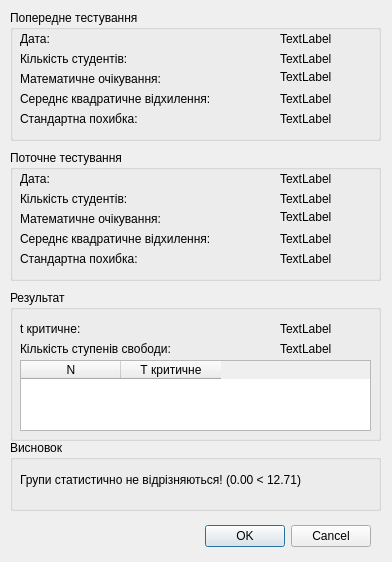
SeregaGomen/LTest, file resultdialog.ui: the form before one commit.
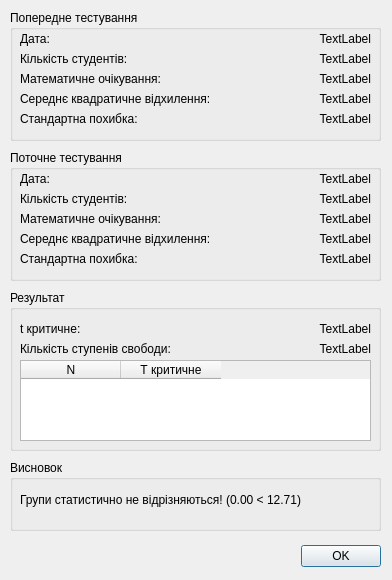
The form after the commit.

What changed in the file:
```diff
--- a/resultdialog.ui
+++ b/resultdialog.ui
@@ -7,17 +7,29 @@
     <x>0</x>
     <y>0</y>
     <width>392</width>
-    <height>562</height>
+    <height>580</height>
    </rect>
   </property>
+  <property name="minimumSize">
+   <size>
+    <width>392</width>
+    <height>580</height>
+   </size>
+  </property>
+  <property name="maximumSize">
+   <size>
+    <width>392</width>
+    <height>580</height>
+   </size>
+  </property>
   <property name="windowTitle">
    <string>Dialog</string>
   </property>
   <widget class="QDialogButtonBox" name="buttonBox">
    <property name="geometry">
     <rect>
-     <x>180</x>
-     <y>520</y>
+     <x>190</x>
+     <y>540</y>
      <width>191</width>
      <height>32</height>
     </rect>
@@ -26,7 +38,7 @@
     <enum>Qt::Horizontal</enum>
    </property>
    <property name="standardButtons">
-    <set>QDialogButtonBox::Cancel|QDialogButtonBox::Ok</set>
+    <set>QDialogButtonBox::Ok</set>
    </property>
   </widget>
   <widget class="QGroupBox" name="groupBox_2">
@@ -66,6 +78,9 @@
     <property name="text">
      <string>TextLabel</string>
     </property>
+    <property name="alignment">
+     <set>Qt::AlignRight|Qt::AlignTrailing|Qt::AlignVCenter</set>
+    </property>
    </widget>
    <widget class="QLabel" name="label_4">
     <property name="geometry">
@@ -92,19 +107,25 @@
     <property name="text">
      <string>TextLabel</string>
     </property>
+    <property name="alignment">
+     <set>Qt::AlignRight|Qt::AlignTrailing|Qt::AlignVCenter</set>
+    </property>
    </widget>
    <widget class="QLabel" name="lbBeginExpect">
     <property name="geometry">
      <rect>
       <x>270</x>
-      <y>57</y>
+      <y>60</y>
       <width>91</width>
-      <height>20</height>
+      <height>17</height>
      </rect>
     </property>
     <property name="text">
      <string>TextLabel</string>
     </property>
+    <property name="alignment">
+     <set>Qt::AlignRight|Qt::AlignTrailing|Qt::AlignVCenter</set>
+    </property>
    </widget>
    <widget class="QLabel" name="label_7">
     <property name="geometry">
@@ -144,6 +165,9 @@
     <property name="text">
      <string>TextLabel</string>
     </property>
+    <property name="alignment">
+     <set>Qt::AlignRight|Qt::AlignTrailing|Qt::AlignVCenter</set>
+    </property>
    </widget>
    <widget class="QLabel" name="lbBeginError">
     <property name="geometry">
@@ -157,6 +181,9 @@
     <property name="text">
      <string>TextLabel</string>
     </property>
+    <property name="alignment">
+     <set>Qt::AlignRight|Qt::AlignTrailing|Qt::AlignVCenter</set>
+    </property>
    </widget>
    <widget class="QLabel" name="label_11">
     <property name="geometry">
@@ -209,6 +236,9 @@
     <property name="text">
      <string>TextLabel</string>
     </property>
+    <property name="alignment">
+     <set>Qt::AlignRight|Qt::AlignTrailing|Qt::AlignVCenter</set>
+    </property>
    </widget>
    <widget class="QLabel" name="label_14">
     <property name="geometry">
@@ -235,19 +265,25 @@
     <property name="text">
      <string>TextLabel</string>
     </property>
+    <property name="alignment">
+     <set>Qt::AlignRight|Qt::AlignTrailing|Qt::AlignVCenter</set>
+    </property>
    </widget>
    <widget class="QLabel" name="lbCurrentExpect">
     <property name="geometry">
      <rect>
       <x>270</x>
-      <y>57</y>
+      <y>60</y>
       <width>91</width>
-      <height>20</height>
+      <height>17</height>
      </rect>
     </property>
     <property name="text">
      <string>TextLabel</string>
     </property>
+    <property name="alignment">
+     <set>Qt::AlignRight|Qt::AlignTrailing|Qt::AlignVCenter</set>
+    </property>
    </widget>
    <widget class="QLabel" name="label_17">
     <property name="geometry">
@@ -287,6 +323,9 @@
     <property name="text">
      <string>TextLabel</string>
     </property>
+    <property name="alignment">
+     <set>Qt::AlignRight|Qt::AlignTrailing|Qt::AlignVCenter</set>
+    </property>
    </widget>
    <widget class="QLabel" name="lbCurrentError">
     <property name="geometry">
@@ -300,6 +339,9 @@
     <property name="text">
      <string>TextLabel</string>
     </property>
+    <property name="alignment">
+     <set>Qt::AlignRight|Qt::AlignTrailing|Qt::AlignVCenter</set>
+    </property>
    </widget>
    <widget class="QLabel" name="label_21">
     <property name="geometry">
@@ -321,7 +363,7 @@
      <x>10</x>
      <y>290</y>
      <width>371</width>
-     <height>151</height>
+     <height>161</height>
     </rect>
    </property>
    <property name="title">
@@ -339,6 +381,9 @@
     <property name="text">
      <string>TextLabel</string>
     </property>
+    <property name="alignment">
+     <set>Qt::AlignRight|Qt::AlignTrailing|Qt::AlignVCenter</set>
+    </property>
    </widget>
    <widget class="QLabel" name="label_23">
     <property name="geometry">
@@ -365,6 +410,9 @@
     <property name="text">
      <string>TextLabel</string>
     </property>
+    <property name="alignment">
+     <set>Qt::AlignRight|Qt::AlignTrailing|Qt::AlignVCenter</set>
+    </property>
    </widget>
    <widget class="QLabel" name="label_25">
     <property name="geometry">
@@ -385,7 +433,7 @@
       <x>10</x>
       <y>70</y>
       <width>351</width>
-      <height>71</height>
+      <height>81</height>
      </rect>
     </property>
     <column>
@@ -404,7 +452,7 @@
    <property name="geometry">
     <rect>
      <x>10</x>
-     <y>440</y>
+     <y>460</y>
      <width>371</width>
      <height>71</height>
     </rect>
```
